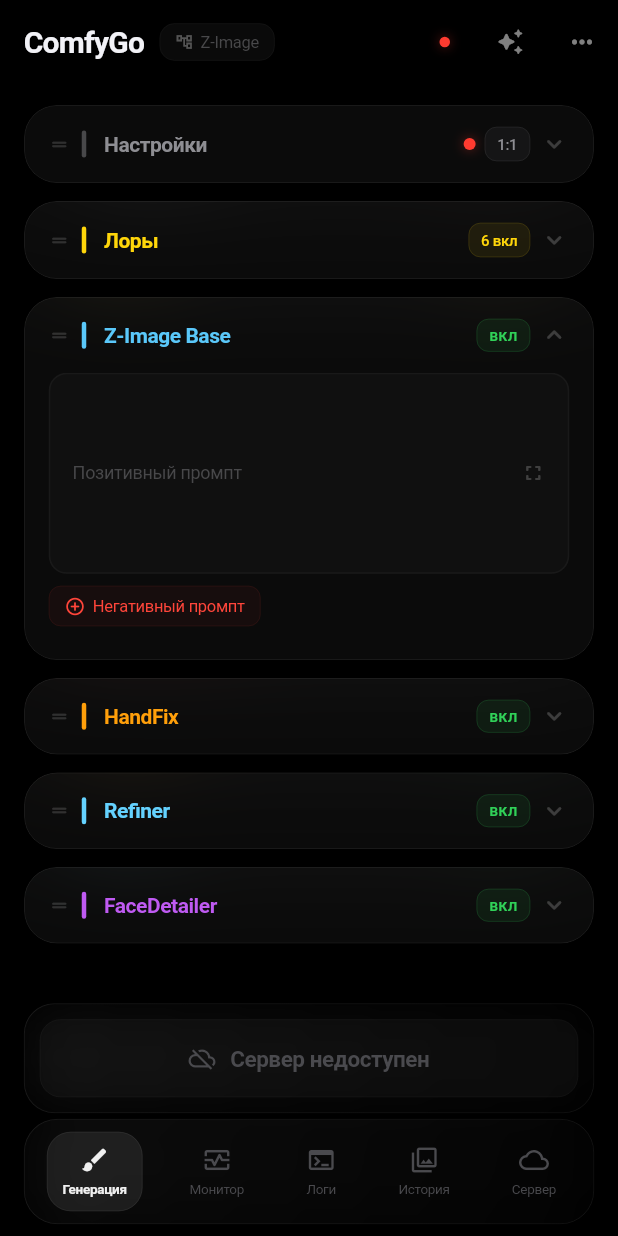
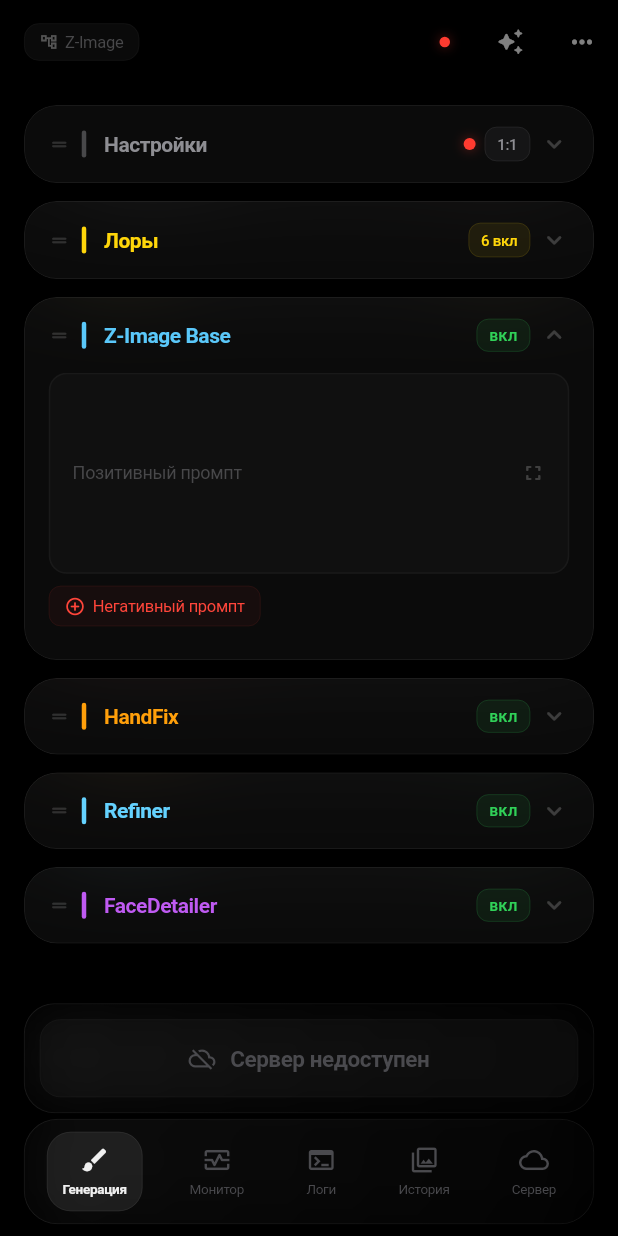
Before and after one commit to R0KENN/comfyui-remote, a Flutter app: the screen it shows after launch, on a phone screen of 412 x 824 dp. Run offline on Flutter 3.47's test engine with Material 3 defaults, Android fonts, the phone set to English and light mode, and no system bars; our stand-ins replace audioplayers, file_picker, flutter_local_notifications, image_picker, share_plus, shared_preferences; missing offline and left inert: gal.

Commit message:
ui: remove ComfyGo title from app bar

```diff
--- a/lib/home/home_screen.dart
+++ b/lib/home/home_screen.dart
@@ -864,15 +864,6 @@
       elevation: 0,
       title: Row(
         children: [
-          const Text('ComfyGo',
-            style: TextStyle(
-              fontWeight: FontWeight.w700,
-              fontSize: 20,
-              color: GlassTheme.textPrimary,
-              letterSpacing: -0.5,
-            ),
-          ),
-          const SizedBox(width: 10),
           GestureDetector(
             onTap: _selectWorkflow,
             child: Container(
```
